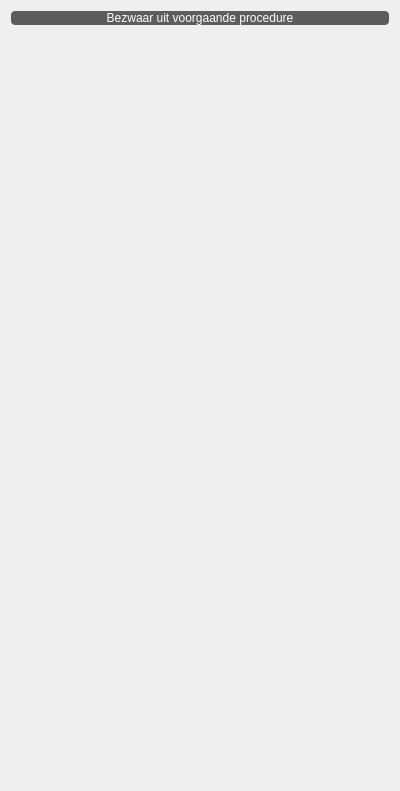
First picture: the form in ui_previousobjectioninfodialog.ui, repository DOV-Vlaanderen/erosiebezwaren, before the edit.
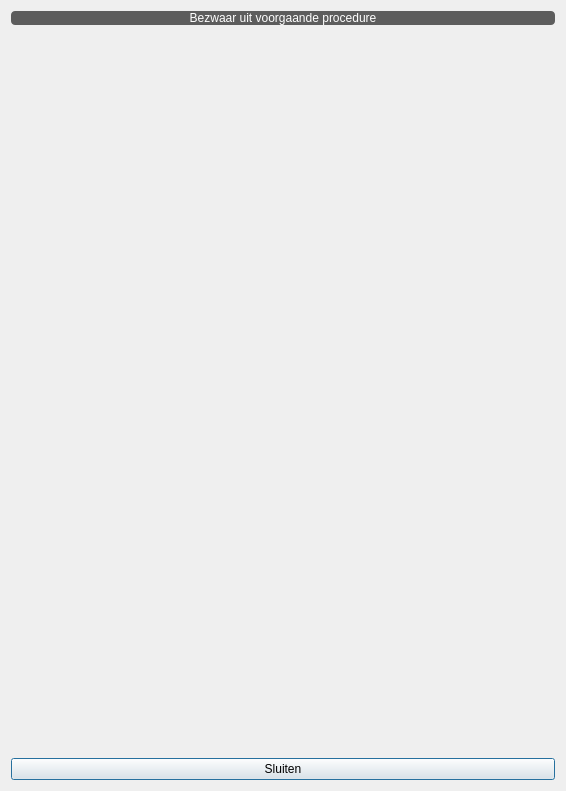
Second picture: the form after the edit.

The edit to the form file:
```diff
--- a/ui_previousobjectioninfodialog.ui
+++ b/ui_previousobjectioninfodialog.ui
@@ -6,7 +6,7 @@
    <rect>
     <x>0</x>
     <y>0</y>
-    <width>400</width>
+    <width>566</width>
     <height>791</height>
    </rect>
   </property>
@@ -66,6 +66,13 @@
      </property>
     </spacer>
    </item>
+   <item>
+    <widget class="QPushButton" name="btn_close">
+     <property name="text">
+      <string>Sluiten</string>
+     </property>
+    </widget>
+   </item>
   </layout>
  </widget>
  <resources/>
```
Left out of the diff: 19 changed lines with no effect on the pictures.
